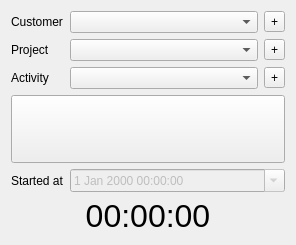
This is src/app/activitywidget.ui in AlexandrePTJ/kemai as Qt 5 draws it before an edit. The edited form follows.
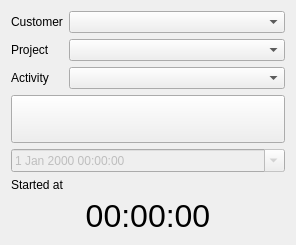
This is the edited form. Icons and pictures are not drawn.

What changed in the file:
```diff
--- a/src/app/activitywidget.ui
+++ b/src/app/activitywidget.ui
@@ -16,6 +16,8 @@
   <property name="locale">
    <locale language="English" country="UnitedStates"/>
   </property>
+  <layout class="QVBoxLayout" name="verticalLayout">
+   <item>
   <layout class="QFormLayout" name="formLayout">
    <item row="0" column="0">
     <widget class="QLabel" name="lbCustomer">
@@ -25,19 +27,8 @@
     </widget>
    </item>
    <item row="0" column="1">
-    <layout class="QHBoxLayout" name="horizontalLayout_3">
-     <item>
       <widget class="QComboBox" name="cbCustomer"/>
      </item>
-     <item>
-      <widget class="QToolButton" name="tbAddCustomer">
-       <property name="text">
-        <string>+</string>
-       </property>
-      </widget>
-     </item>
-    </layout>
-   </item>
    <item row="1" column="0">
     <widget class="QLabel" name="lbProject">
      <property name="text">
@@ -46,19 +37,8 @@
     </widget>
    </item>
    <item row="1" column="1">
-    <layout class="QHBoxLayout" name="horizontalLayout_2">
-     <item>
       <widget class="QComboBox" name="cbProject"/>
      </item>
-     <item>
-      <widget class="QToolButton" name="tbAddProject">
-       <property name="text">
-        <string>+</string>
-       </property>
-      </widget>
-     </item>
-    </layout>
-   </item>
    <item row="2" column="0">
     <widget class="QLabel" name="lbActivity">
      <property name="text">
@@ -67,20 +47,11 @@
     </widget>
    </item>
    <item row="2" column="1">
-    <layout class="QHBoxLayout" name="horizontalLayout">
-     <item>
       <widget class="QComboBox" name="cbActivity"/>
      </item>
-     <item>
-      <widget class="QToolButton" name="tbAddActivity">
-       <property name="text">
-        <string>+</string>
-       </property>
-      </widget>
-     </item>
     </layout>
    </item>
-   <item row="3" column="0" colspan="2">
+   <item>
     <widget class="QPushButton" name="btStartStop">
      <property name="sizePolicy">
       <sizepolicy hsizetype="Minimum" vsizetype="Expanding">
@@ -109,14 +80,7 @@
      </property>
     </widget>
    </item>
-   <item row="4" column="0">
-    <widget class="QLabel" name="lbStartedAt">
-     <property name="text">
-      <string>Started at</string>
-     </property>
-    </widget>
-   </item>
-   <item row="4" column="1">
+   <item>
     <widget class="QDateTimeEdit" name="dteStartedAt">
      <property name="enabled">
       <bool>false</bool>
@@ -126,7 +90,14 @@
      </property>
     </widget>
    </item>
-   <item row="5" column="0" colspan="2">
+   <item>
+    <widget class="QLabel" name="lbStartedAt">
+     <property name="text">
+      <string>Started at</string>
+     </property>
+    </widget>
+   </item>
+   <item>
     <widget class="QLabel" name="lbDurationTime">
      <property name="font">
       <font>
```
Lines whose indentation alone changed are shown as unchanged.
